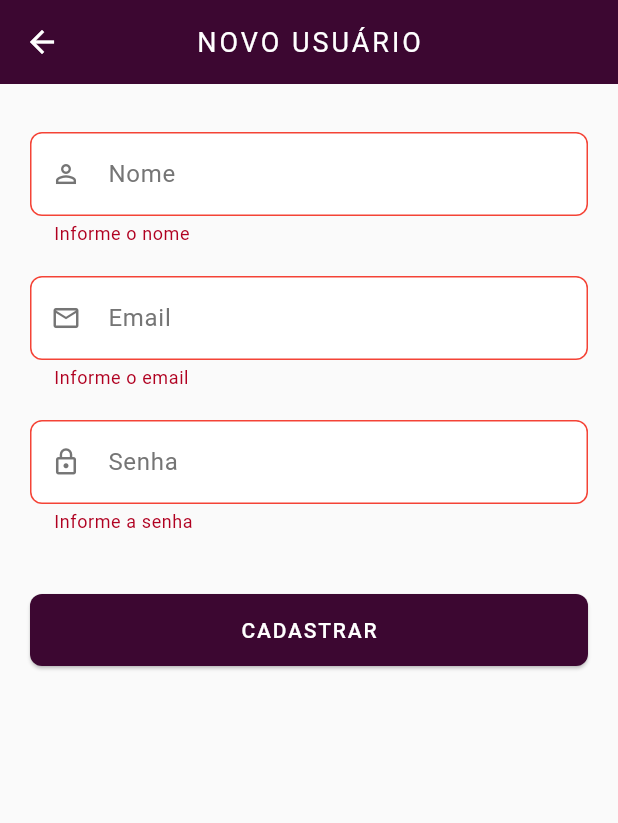
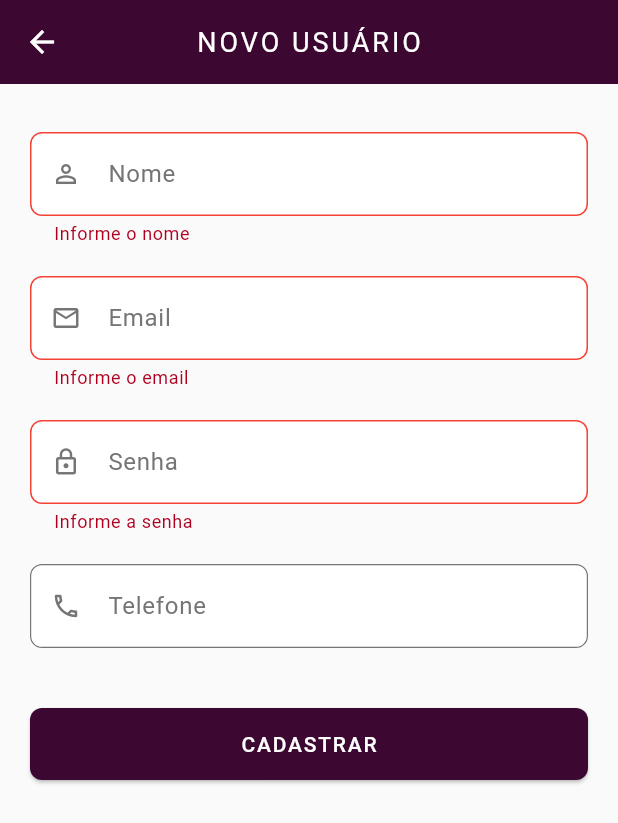
Before and after one commit to Burgozz/Est-gio-Juan-Delivery, a Flutter app: the UsuarioFormScreen screen opened directly, after a tap on "CADASTRAR", on a phone screen of 412 x 824 dp. Shown: the top 823 px of the screen. Run offline on Flutter 3.47's test engine with Material 3 defaults, Android fonts, the phone set to English and light mode, and no system bars; network calls fail.

Commit message:
atualizando front e back

```diff
--- a/app_delivery/lib/models/usuario.dart
+++ b/app_delivery/lib/models/usuario.dart
@@ -3,12 +3,16 @@ class Usuario {
   final String nome;
   final String email;
   final String senha;
+  final String? telefone;
+  final dynamic dataCadastro;
 
   Usuario({
     this.id,
     required this.nome,
     required this.email,
     required this.senha,
+    this.telefone,
+    this.dataCadastro,
   });
 
   factory Usuario.fromJson(Map<String, dynamic> json) => Usuario(
@@ -16,11 +20,15 @@ class Usuario {
         nome: json['nome'],
         email: json['email'],
         senha: json['senha'],
+        telefone: json['telefone'],
+        dataCadastro: json['dataCadastro'],
       );
 
   Map<String, dynamic> toJson() => {
         'nome': nome,
         'email': email,
         'senha': senha,
+        if (telefone != null) 'telefone': telefone,
+        if (dataCadastro != null) 'dataCadastro': dataCadastro,
       };
 }
--- a/app_delivery/lib/screens/produto_form_screen.dart
+++ b/app_delivery/lib/screens/produto_form_screen.dart
@@ -96,7 +96,7 @@ class _ProdutoFormScreenState extends State<ProdutoFormScreen> {
               ),
               const SizedBox(height: 20),
               DropdownButtonFormField<String>(
-                value: _categoriaSelecionada,
+                initialValue: _categoriaSelecionada,
                 decoration: const InputDecoration(
                   labelText: 'Categoria',
                   prefixIcon: Icon(Icons.category_outlined, color: kTextSecondary, size: 20),
--- a/app_delivery/lib/screens/usuario_form_screen.dart
+++ b/app_delivery/lib/screens/usuario_form_screen.dart
@@ -19,6 +19,7 @@ class _UsuarioFormScreenState extends State<UsuarioFormScreen> {
   final _nomeCtrl = TextEditingController();
   final _emailCtrl = TextEditingController();
   final _senhaCtrl = TextEditingController();
+  final _telefoneCtrl = TextEditingController();
   final service = UsuarioService();
 
   @override
@@ -28,6 +29,7 @@ class _UsuarioFormScreenState extends State<UsuarioFormScreen> {
       _nomeCtrl.text = widget.usuario!.nome;
       _emailCtrl.text = widget.usuario!.email;
       _senhaCtrl.text = widget.usuario!.senha;
+      _telefoneCtrl.text = widget.usuario!.telefone ?? '';
     }
   }
 
@@ -37,13 +39,26 @@ class _UsuarioFormScreenState extends State<UsuarioFormScreen> {
       nome: _nomeCtrl.text.trim(),
       email: _emailCtrl.text.trim(),
       senha: _senhaCtrl.text.trim(),
+      telefone: _telefoneCtrl.text.trim().isEmpty ? null : _telefoneCtrl.text.trim(),
+      dataCadastro: widget.usuario?.dataCadastro,
     );
-    if (widget.usuario == null) {
-      await service.criar(u);
-    } else {
-      await service.atualizar(widget.usuario!.id!, u);
+    try {
+      if (widget.usuario == null) {
+        await service.criar(u);
+      } else {
+        await service.atualizar(widget.usuario!.id!, u);
+      }
+      if (mounted) Navigator.pop(context);
+    } catch (e) {
+      if (mounted) {
+        ScaffoldMessenger.of(context).showSnackBar(
+          SnackBar(
+            content: Text(e.toString()),
+            backgroundColor: Colors.red.shade700,
+          ),
+        );
+      }
     }
-    if (mounted) Navigator.pop(context);
   }
 
   @override
@@ -93,6 +108,17 @@ class _UsuarioFormScreenState extends State<UsuarioFormScreen> {
                 ),
                 validator: (v) => v!.isEmpty ? 'Informe a senha' : null,
               ),
+              const SizedBox(height: 20),
+              TextFormField(
+                controller: _telefoneCtrl,
+                style: const TextStyle(color: kTextPrimary),
+                cursorColor: kPrimary,
+                keyboardType: TextInputType.phone,
+                decoration: const InputDecoration(
+                  labelText: 'Telefone',
+                  prefixIcon: Icon(Icons.phone_outlined, color: kTextSecondary, size: 20),
+                ),
+              ),
               const SizedBox(height: 40),
               SizedBox(
                 width: double.infinity,
```
Also changed, not shown: app_delivery/lib/services/usuario_service.dart (+15 -3 lines), 3 other files.
